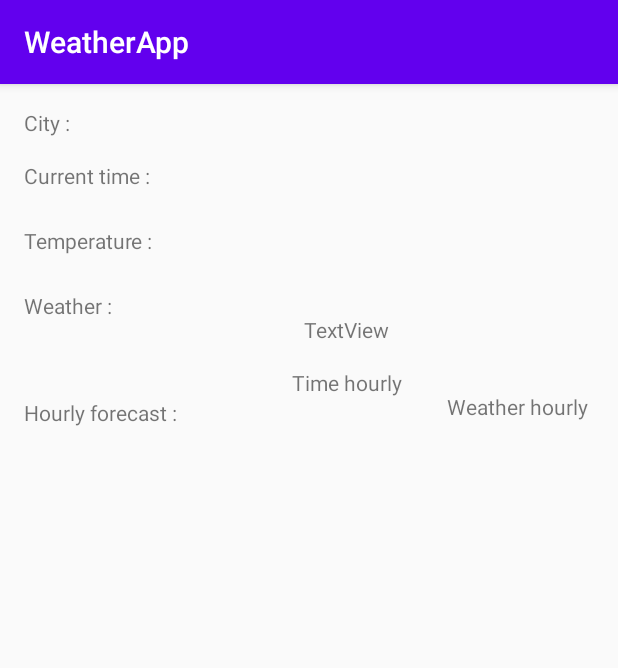
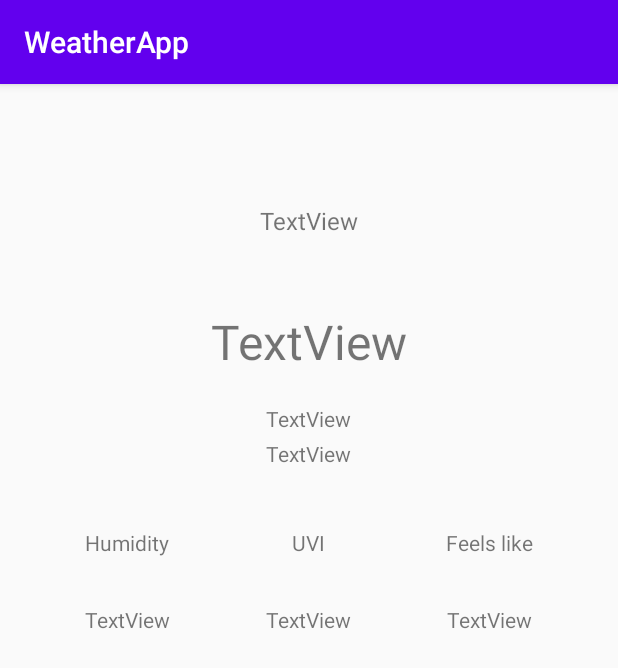
Before and after one commit to TinaElh/hetic-weatherapp-g6, an Android app: the screen it shows after launch (MainActivity), on a phone screen of 412 x 824 dp. Shown: the top 668 px of the screen. Run offline under Robolectric (Android 15) with nearby library versions, the phone set to English and light mode, and no system bars.

Commit message:
change style layout and add data weather

```diff
--- a/app/src/main/java/com/example/weatherapp/MainActivity.kt
+++ b/app/src/main/java/com/example/weatherapp/MainActivity.kt
@@ -62,14 +62,17 @@ class MainActivity : AppCompatActivity() {
                 // Display weather data
                 /* Current data */
                 textViewCityName.text = weatherResults.timezone
-                textViewCurrentTime.text = simpleDateFormat.format(weatherResults?.current?.dt)
+                //textViewCurrentTime.text = simpleDateFormat.format(weatherResults?.current?.dt)
                 textViewActualTemperature.text = weatherResults.current!!.temp.toString()
                 textViewMainWeather.text = weatherResults.current!!.weather[0].main
                 textViewDescriptionWeather.text = strUppercaseCurrentDescriptionWeather
+                textViewCurrentFeels.text = weatherResults.current!!.feels_like.toString()
+                textViewCurrentUvi.text = weatherResults.current!!.uvi.toString()
+                textViewCurrentHumidity.text = weatherResults.current!!.humidity.toString()
                 /* Hourly data */
-                textViewTimeHourly.text = simpleDateFormat.format(weatherResults?.hourly[1].dt)
-                textViewTemperatureHourly.text = weatherResults.hourly[1].temp.toString()
-                textViewWeatherHourly.text = weatherResults.hourly[1].weather[0].main
+                //textViewTimeHourly.text = simpleDateFormat.format(weatherResults?.hourly[1].dt)
+                //textViewTemperatureHourly.text = weatherResults.hourly[1].temp.toString()
+                //textViewWeatherHourly.text = weatherResults.hourly[1].weather[0].main
             }
         })
     }
--- a/app/src/main/java/com/example/weatherapp/model/WeatherResponse.kt
+++ b/app/src/main/java/com/example/weatherapp/model/WeatherResponse.kt
@@ -30,6 +30,8 @@ class Current {
     var temp: Float = 0.toFloat()
     @SerializedName("feels_like")
     var feels_like: Float = 0.toFloat()
+    @SerializedName("humidity")
+    var humidity: Int? = null
     @SerializedName("uvi")
     var uvi: Float = 0.toFloat()
     @SerializedName("wind_speed")
--- a/app/src/main/res/layout/activity_main.xml
+++ b/app/src/main/res/layout/activity_main.xml
@@ -6,43 +6,128 @@
     android:layout_height="match_parent"
     tools:context=".MainActivity">
 
-    // City
-    <TextView
-        android:id="@+id/cityTitle"
-        android:layout_width="0dp"
-        android:layout_height="wrap_content"
-        android:layout_margin="16dp"
-        android:text="City : "
-        app:layout_constraintTop_toTopOf="parent"
-        app:layout_constraintStart_toStartOf="parent"
-        android:layout_marginStart="16dp"
-        android:layout_marginEnd="16dp"
-        android:layout_marginTop="24dp"/>
-
+    // Name of the city
     <TextView
         android:id="@+id/textViewCityName"
         android:layout_width="wrap_content"
         android:layout_height="wrap_content"
-        android:layout_margin="16dp"
+        android:layout_marginTop="80dp"
         android:text="TextView"
-        app:layout_constraintBottom_toBottomOf="@id/cityTitle"
         app:layout_constraintEnd_toEndOf="parent"
-        app:layout_constraintStart_toEndOf="@id/cityTitle"
-        app:layout_constraintTop_toTopOf="@id/cityTitle" />
+        app:layout_constraintStart_toStartOf="parent"
+        app:layout_constraintTop_toTopOf="parent"
+        android:textSize="16dp"/>
 
-    // Current time
-    <TextView
-        android:id="@+id/currentTimeTitle"
+    // Current temperature, current weather and its description
+    <LinearLayout xmlns:android="http://schemas.android.com/apk/res/android"
+        android:id="@+id/linearLayoutWeather"
         android:layout_width="0dp"
         android:layout_height="wrap_content"
-        android:layout_margin="16dp"
-        android:text="Current time : "
+        android:orientation="vertical"
+        android:layout_marginTop="32dp"
+        app:layout_constraintEnd_toEndOf="parent"
         app:layout_constraintStart_toStartOf="parent"
-        app:layout_constraintTop_toBottomOf="@+id/cityTitle"
-        android:layout_marginStart="16dp"
-        android:layout_marginEnd="16dp"
-        android:layout_marginTop="24dp"/>
+        app:layout_constraintTop_toBottomOf="@+id/textViewCityName">
+        // Current temperature
+        <TextView
+            android:id="@+id/textViewActualTemperature"
+            android:layout_width="wrap_content"
+            android:layout_height="wrap_content"
+            android:layout_margin="16dp"
+            android:text="TextView"
+            android:layout_gravity="center"
+            android:textSize="32dp"/>
+        // Current weather
+        <TextView
+            android:id="@+id/textViewMainWeather"
+            android:layout_width="wrap_content"
+            android:layout_height="wrap_content"
+            android:layout_margin="4dp"
+            android:text="TextView"
+            android:layout_gravity="center"/>
+        // Weather's description
+        <TextView
+            android:id="@+id/textViewDescriptionWeather"
+            android:layout_width="wrap_content"
+            android:layout_height="wrap_content"
+            android:layout_margin="0dp"
+            android:text="TextView"
+            android:layout_gravity="center"/>
+    </LinearLayout>
 
+    // Humidity, UVI, feels like
+    <LinearLayout xmlns:android="http://schemas.android.com/apk/res/android"
+        android:id="@+id/linearLayoutWeatherDetails"
+        android:layout_width="0dp"
+        android:layout_height="wrap_content"
+        android:orientation="horizontal"
+        android:layout_marginTop="40dp"
+        app:layout_constraintEnd_toEndOf="parent"
+        app:layout_constraintStart_toStartOf="parent"
+        app:layout_constraintTop_toBottomOf="@+id/linearLayoutWeather"
+        android:gravity="center">
+
+        // Layout for Humidity data
+        <LinearLayout xmlns:android="http://schemas.android.com/apk/res/android"
+            android:id="@+id/linearLayoutHumidity"
+            android:layout_width="wrap_content"
+            android:layout_height="wrap_content"
+            android:orientation="vertical">
+            <TextView
+                android:id="@+id/textViewHumidityTitle"
+                android:layout_width="wrap_content"
+                android:layout_height="wrap_content"
+                android:text="Humidity"
+                android:layout_gravity="center"/>
+            <TextView
+                android:id="@+id/textViewCurrentHumidity"
+                android:layout_width="wrap_content"
+                android:layout_height="wrap_content"
+                android:layout_margin="32dp"
+                android:text="TextView"/>
+        </LinearLayout>
+
+        // Layout for Uvi data
+        <LinearLayout xmlns:android="http://schemas.android.com/apk/res/android"
+            android:id="@+id/linearLayoutUvi"
+            android:layout_width="wrap_content"
+            android:layout_height="wrap_content"
+            android:orientation="vertical">
+            <TextView
+                android:id="@+id/textViewUviTitle"
+                android:layout_width="wrap_content"
+                android:layout_height="wrap_content"
+                android:text="UVI"
+                android:layout_gravity="center"/>
+            <TextView
+                android:id="@+id/textViewCurrentUvi"
+                android:layout_width="wrap_content"
+                android:layout_height="wrap_content"
+                android:layout_margin="32dp"
+                android:text="TextView"/>
+        </LinearLayout>
+
+        // Layout feels like temperature
+        <LinearLayout xmlns:android="http://schemas.android.com/apk/res/android"
+            android:id="@+id/linearLayoutFeelsLike"
+            android:layout_width="wrap_content"
+            android:layout_height="wrap_content"
+            android:orientation="vertical">
+            <TextView
+                android:id="@+id/textViewFeelsTitle"
+                android:layout_width="wrap_content"
+                android:layout_height="wrap_content"
+                android:text="Feels like"
+                android:layout_gravity="center"/>
+            <TextView
+                android:id="@+id/textViewCurrentFeels"
+                android:layout_width="wrap_content"
+                android:layout_height="wrap_content"
+                android:layout_margin="32dp"
+                android:text="TextView"/>
+        </LinearLayout>
+    </LinearLayout>
+    <!--
     <TextView
         android:id="@+id/textViewCurrentTime"
         android:layout_width="wrap_content"
@@ -53,63 +138,6 @@
         app:layout_constraintTop_toTopOf="@+id/currentTimeTitle"
         app:layout_constraintStart_toStartOf="@+id/textViewCityName"
         app:layout_constraintEnd_toEndOf="@+id/textViewCityName"/>
-
-    // Current temperature
-    <TextView
-        android:id="@+id/temperatureTitle"
-        android:layout_width="0dp"
-        android:layout_height="wrap_content"
-        android:text="Temperature : "
-        app:layout_constraintStart_toStartOf="parent"
-        app:layout_constraintTop_toBottomOf="@+id/currentTimeTitle"
-        android:layout_marginStart="16dp"
-        android:layout_marginEnd="16dp"
-        android:layout_marginTop="24dp"/>
-
-    <TextView
-        android:id="@+id/textViewActualTemperature"
-        android:layout_width="wrap_content"
-        android:layout_height="wrap_content"
-        android:layout_margin="16dp"
-        android:text="TextView"
-        app:layout_constraintBottom_toBottomOf="@+id/temperatureTitle"
-        app:layout_constraintTop_toTopOf="@+id/temperatureTitle"
-        app:layout_constraintStart_toStartOf="@+id/textViewCityName"
-        app:layout_constraintEnd_toEndOf="@+id/textViewCityName"/>
-
-    // Current weather data
-    <TextView
-        android:id="@+id/weatherTitle"
-        android:layout_width="0dp"
-        android:layout_height="wrap_content"
-        android:text="Weather : "
-        app:layout_constraintStart_toStartOf="parent"
-        app:layout_constraintTop_toBottomOf="@+id/temperatureTitle"
-        android:layout_marginStart="16dp"
-        android:layout_marginEnd="16dp"
-        android:layout_marginTop="24dp"/>
-
-    <TextView
-        android:id="@+id/textViewMainWeather"
-        android:layout_width="wrap_content"
-        android:layout_height="wrap_content"
-        android:layout_margin="16dp"
-        android:text="TextView"
-        app:layout_constraintBottom_toBottomOf="@+id/weatherTitle"
-        app:layout_constraintStart_toEndOf="@+id/weatherTitle"
-        app:layout_constraintTop_toTopOf="@+id/weatherTitle"
-        app:layout_constraintStart_toStartOf="@+id/textViewCityName"
-        app:layout_constraintEnd_toEndOf="@+id/textViewCityName"/>
-
-    <TextView
-        android:id="@+id/textViewDescriptionWeather"
-        android:layout_width="wrap_content"
-        android:layout_height="wrap_content"
-        android:layout_margin="16dp"
-        android:text="TextView"
-        app:layout_constraintStart_toStartOf="@+id/textViewMainWeather"
-        app:layout_constraintTop_toBottomOf="@+id/textViewMainWeather"
-        app:layout_constraintEnd_toEndOf="@+id/textViewMainWeather"/>
 
     // Hourly forecast
     <TextView
@@ -151,7 +179,7 @@
         android:text="Weather hourly"
         app:layout_constraintStart_toStartOf="@+id/textViewTemperatureHourly"
         app:layout_constraintTop_toBottomOf="@+id/textViewTemperatureHourly"
-        app:layout_constraintEnd_toEndOf="@+id/textViewTemperatureHourly"/>
+        app:layout_constraintEnd_toEndOf="@+id/textViewTemperatureHourly"/> -->
 
 
 </androidx.constraintlayout.widget.ConstraintLayout>
```
